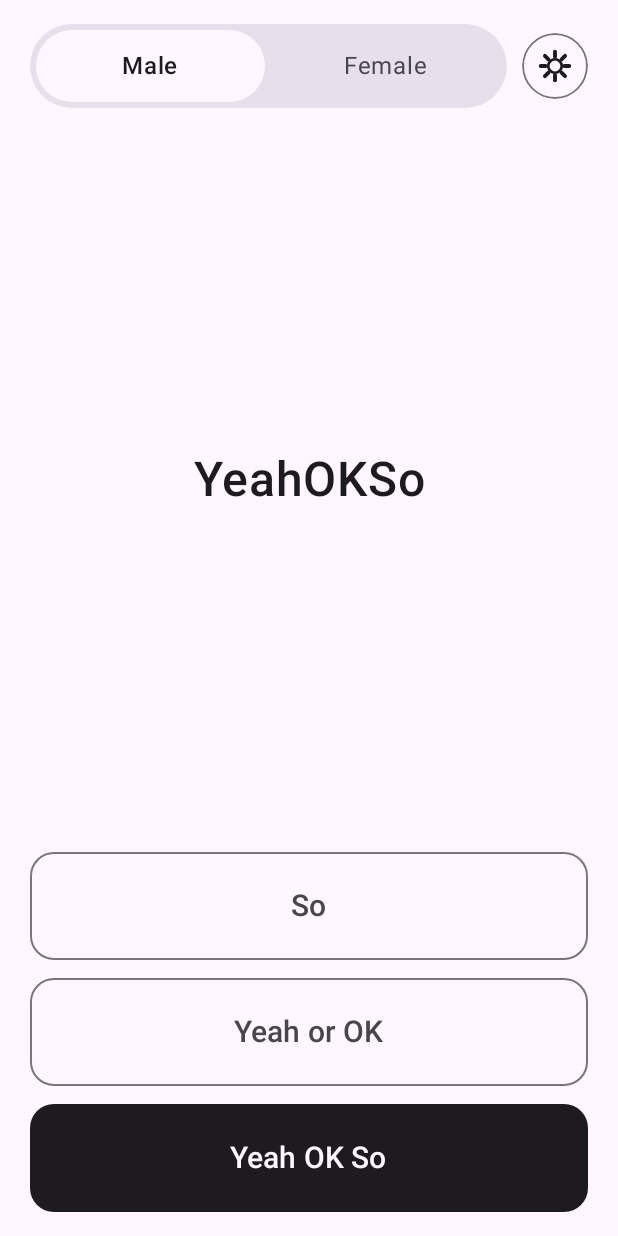
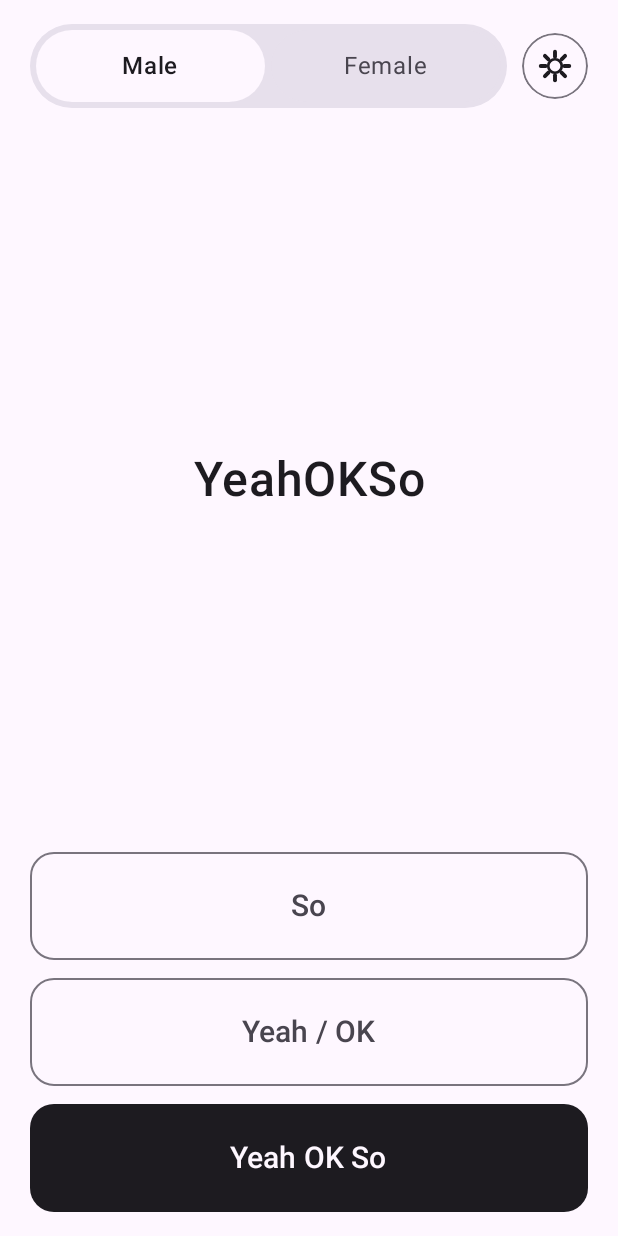
Before and after one commit to jniebs/YeahOKSo, an Android app built with Jetpack Compose: the screen it shows after launch (MainActivity), on a phone screen of 412 x 824 dp. Run offline under Robolectric (Android 15) with nearby library versions, the phone set to English and light mode, and no system bars.

Commit message:
Rename second button to Yeah / OK
Co-Authored-By: Claude Sonnet 5.5 <noreply@anthropic.com>
Claude-Session: https://claude.ai/code/session_01DiJoF1Dqihc4WFhfHZ9sKh

```diff
--- a/app/src/main/java/com/jacob/yeahokso/MainActivity.kt
+++ b/app/src/main/java/com/jacob/yeahokso/MainActivity.kt
@@ -219,7 +219,7 @@ fun HomeScreen() {
                 modifier = Modifier.fillMaxWidth().height(72.dp),
                 shape = RoundedCornerShape(16.dp),
                 border = BorderStroke(1.dp, MaterialTheme.colorScheme.outline)
-            ) { Text("Yeah or OK", fontSize = 20.sp, fontWeight = FontWeight.Medium) }
+            ) { Text("Yeah / OK", fontSize = 20.sp, fontWeight = FontWeight.Medium) }
 
             Button(
                 onClick = { player.speak(voice, "Yeah OK So") },
```
Also changed, not shown: 1 other file.
